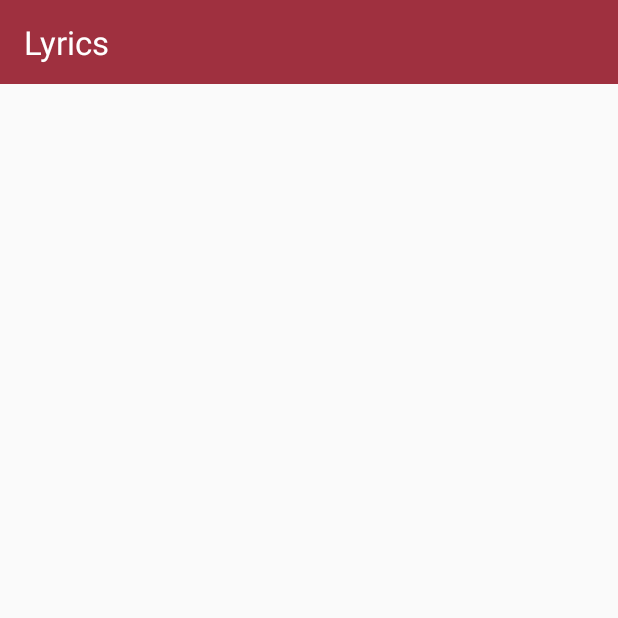
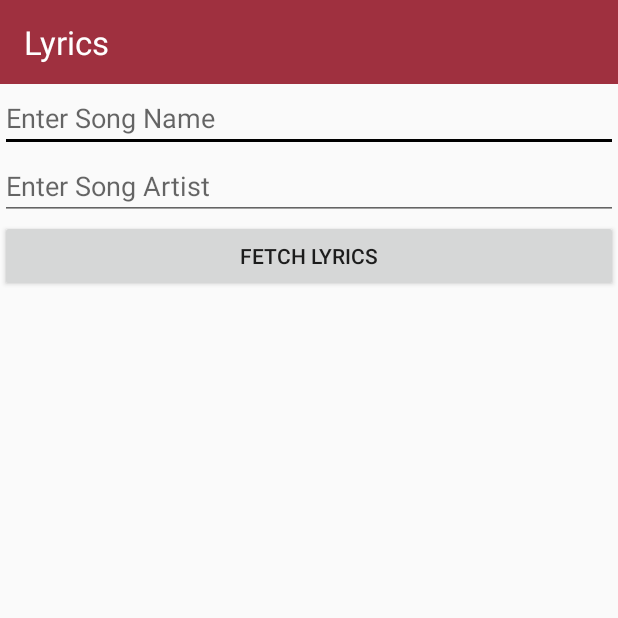
Before and after one commit to Ershany/Red-Crow, an Android app: the LyricsAppActivity screen opened directly, with no data from a screen before it, on a phone screen of 412 x 824 dp, the top half of it. Run offline under Robolectric (Android 15) with nearby library versions, the phone set to English and light mode, and no system bars.

Commit message:
Added logic and UI for the lyrics app. Also refactored SMS listener and started to setup for the encryption integration

```diff
--- a/app/BlitzSMS/app/src/main/java/io/github/ershany/blitzsms/LyricsAppActivity.java
+++ b/app/BlitzSMS/app/src/main/java/io/github/ershany/blitzsms/LyricsAppActivity.java
@@ -5,14 +5,94 @@ package io.github.ershany.blitzsms;
  */
 
 import android.app.Activity;
+import android.content.Context;
+import android.content.IntentFilter;
 import android.os.Bundle;
+import android.telephony.SmsManager;
+import android.util.Log;
+import android.view.View;
+import android.view.inputmethod.InputMethodManager;
+import android.widget.Button;
+import android.widget.EditText;
+import android.widget.TextView;
+
+import io.github.ershany.blitzsms.utils.OnSMS;
 
 public class LyricsAppActivity extends Activity {
+
+    private final SmsManager smsManager = SmsManager.getDefault();
+    private SmsListener listener;
 
     @Override
     protected void onCreate(Bundle savedInstanceState) {
         super.onCreate(savedInstanceState);
         setContentView(R.layout.lyrics_app_activity);
+
+        // SMS Received Listener
+        OnSMS handle = new OnSMS() {
+            public void onSMS(String message) {
+                // Message Format:
+                // Error Code / Type Byte / Message ID Byte
+                if (message.charAt(0) != '0') {
+                    Log.e("Error Code", Character.toString(message.charAt(0)));
+                    return;
+                }
+                if (message.charAt(1) != '3') {
+                    Log.e("Wrong AppType", Character.toString(message.charAt(1)));
+                    return;
+                }
+
+                // Parse the lyrics into the textview
+                Log.i("Lyrics Fetch", message);
+                String lyricsText = message.substring(3);
+
+                TextView lyricView = (TextView) findViewById(R.id.songLyricView);
+                lyricView.setText(lyricsText);
+            }
+        };
+        listener = SmsListener.getInstance(handle);
+        IntentFilter intentFilter = new IntentFilter("android.provider.Telephony.SMS_RECEIVED");
+        intentFilter.setPriority(999);
+        this.registerReceiver(listener, intentFilter);
+
+        // Button listener
+        final Button b = findViewById(R.id.lyricsButton);
+        b.setOnClickListener(new View.OnClickListener() {
+            public void onClick(View v) {
+                TextView lyricView = (TextView) findViewById(R.id.songLyricView);
+                EditText songName = (EditText) findViewById(R.id.nameText);
+                EditText songArtist = (EditText) findViewById(R.id.artistText);
+
+                // Hide the keyboard
+                InputMethodManager imm = (InputMethodManager) getApplicationContext().getSystemService(Context.INPUT_METHOD_SERVICE);
+                imm.hideSoftInputFromWindow(v.getWindowToken(), 0);
+
+                String songNameStr = songName.getText().toString().trim();
+                String songArtistStr = songArtist.getText().toString().trim();
+
+                // Ensure input was given
+                if (songNameStr.isEmpty() || songArtistStr.isEmpty()) {
+                    lyricView.setText("Please enter the song's name and artist");
+                    songName.setText("");
+                    songArtist.setText("");
+                    return;
+                }
+
+                // Build the message for the server
+                int messageId = 0;
+                String message = "E3" + messageId + songArtistStr + "/" + songNameStr;
+
+                // Later will want to change the last two parameters to a value so we can tell if the sms was sent and received. Thus we can update the frontend
+                smsManager.sendTextMessage(getResources().getString(R.string.server_phonenumber), null, message, null, null);
+                Log.i("Lyric Req", "Lyric Req Sent: " + message);
+
+                // Prepare the UI for a search
+                lyricView.setText("Loading");
+
+                // Display the lyric request
+                TextView songTitleView = (TextView) findViewById(R.id.songTitle);
+                songTitleView.setText(songArtistStr + ": " + songNameStr);
+            }
+        });
     }
-
 }
--- a/app/BlitzSMS/app/src/main/java/io/github/ershany/blitzsms/NewsAppActivity.java
+++ b/app/BlitzSMS/app/src/main/java/io/github/ershany/blitzsms/NewsAppActivity.java
@@ -33,7 +33,6 @@ public class NewsAppActivity extends Activity {
     protected void onCreate(Bundle savedInstanceState) {
         super.onCreate(savedInstanceState);
         setContentView(R.layout.news_app_activity);
-        listener = SmsListener.getInstance();
 
         // Store the pointers to all of the textviews
         textViews = new TextView[numSearches * numViewsPerSearch];
@@ -73,7 +72,7 @@ public class NewsAppActivity extends Activity {
                 Log.i("LoggingDate", Calendar.getInstance().getTime().toString());
             }
         };
-        listener.setSMSHandle(handle);
+        listener = SmsListener.getInstance(handle);
         IntentFilter intentFilter = new IntentFilter("android.provider.Telephony.SMS_RECEIVED");
         intentFilter.setPriority(999);
         this.registerReceiver(listener, intentFilter);
--- a/app/BlitzSMS/app/src/main/java/io/github/ershany/blitzsms/SearchAppActivity.java
+++ b/app/BlitzSMS/app/src/main/java/io/github/ershany/blitzsms/SearchAppActivity.java
@@ -36,7 +36,6 @@ public class SearchAppActivity extends Activity {
         super.onCreate(savedInstanceState);
         setContentView(R.layout.search_app_activity);
         loadingComplete = false;
-        listener = SmsListener.getInstance();
 
         // Store the pointers to all of the textviews
         textViews = new TextView[numSearches * numViewsPerSearch];
@@ -76,7 +75,7 @@ public class SearchAppActivity extends Activity {
                 loadingComplete = true;
             }
         };
-        listener.setSMSHandle(handle);
+        listener = SmsListener.getInstance(handle);
         IntentFilter intentFilter = new IntentFilter("android.provider.Telephony.SMS_RECEIVED");
         intentFilter.setPriority(999);
         this.registerReceiver(listener, intentFilter);
@@ -94,7 +93,7 @@ public class SearchAppActivity extends Activity {
                 imm.hideSoftInputFromWindow(v.getWindowToken(), 0);
 
                 // Send the SMS if the user entered a message
-                if(searchString == null || searchString.isEmpty()) return;
+                if(searchString.isEmpty()) return;
 
                 // Build the message for the server
                 int messageId = 0;
--- a/app/BlitzSMS/app/src/main/java/io/github/ershany/blitzsms/WebsiteAppActivity.java
+++ b/app/BlitzSMS/app/src/main/java/io/github/ershany/blitzsms/WebsiteAppActivity.java
@@ -29,7 +29,6 @@ public class WebsiteAppActivity extends Activity {
     protected void onCreate(Bundle savedInstanceState) {
         super.onCreate(savedInstanceState);
         setContentView(R.layout.website_app_activity);
-        listener = SmsListener.getInstance();
 
         // Button listener
         Button button = findViewById(R.id.websiteButton);
@@ -44,7 +43,7 @@ public class WebsiteAppActivity extends Activity {
                 imm.hideSoftInputFromWindow(v.getWindowToken(), 0);
 
                 // Send the SMS if the user entered a message
-                if(searchString == null || searchString.isEmpty()) return;
+                if(searchString.isEmpty()) return;
 
                 // Build the message for the server
                 int messageId = 0;
@@ -95,7 +94,7 @@ public class WebsiteAppActivity extends Activity {
                 updateWebsiteText(websiteText);
             }
         };
-        listener.setSMSHandle(handle);
+        listener = SmsListener.getInstance(handle);
         IntentFilter intentFilter = new IntentFilter("android.provider.Telephony.SMS_RECEIVED");
         intentFilter.setPriority(999);
         this.registerReceiver(listener, intentFilter);
--- a/app/BlitzSMS/app/src/main/res/layout/lyrics_app_activity.xml
+++ b/app/BlitzSMS/app/src/main/res/layout/lyrics_app_activity.xml
@@ -22,4 +22,51 @@
             android:textColor="@color/toolbarTextColor"/>
 
     </android.support.v7.widget.Toolbar>
+
+    <EditText
+        android:id="@+id/nameText"
+        android:layout_width="match_parent"
+        android:layout_height="wrap_content"
+        android:ems="10"
+        android:inputType="text"
+        android:hint="Enter Song Name" />
+
+    <EditText
+        android:id="@+id/artistText"
+        android:layout_width="match_parent"
+        android:layout_height="wrap_content"
+        android:ems="10"
+        android:inputType="text"
+        android:hint="Enter Song Artist" />
+
+    <Button
+        android:id="@+id/lyricsButton"
+        android:layout_width="match_parent"
+        android:layout_height="wrap_content"
+        android:text="Fetch Lyrics" />
+
+    <TextView
+        android:id="@+id/songTitle"
+        android:layout_width="match_parent"
+        android:layout_height="62dp"
+        android:gravity="center"
+        android:maxLines="1"
+        android:textColor="@color/colorPrimary"
+        android:autoSizeTextType="uniform"
+        android:textStyle="bold" />
+
+    <ScrollView
+        android:layout_width="fill_parent"
+        android:layout_height="wrap_content">
+        <TextView
+            android:id="@+id/songLyricView"
+            android:layout_width="match_parent"
+            android:layout_height="match_parent"
+            android:paddingBottom="15dp"
+            android:paddingEnd="5dp"
+            android:paddingLeft="5dp"
+            android:paddingRight="5dp"
+            android:paddingStart="5dp"
+            android:paddingTop="15dp" />
+    </ScrollView>
 </LinearLayout>
--- a/app/BlitzSMS/app/src/main/res/values/app_config.xml
+++ b/app/BlitzSMS/app/src/main/res/values/app_config.xml
@@ -1,5 +1,9 @@
 <?xml version="1.0" encoding="utf-8"?>
 <resources>
+    <!--    Server Settings -->
+    <bool name="encrypted">false</bool>
+
     <!--    Actual Server Number -->
-    <string name="server_phonenumber">6139099701</string>
+    <!--<string name="server_phonenumber">6139099701</string>-->
+    <string name="server_phonenumber">6136330139</string>
 </resources>
```
Also changed, not shown: app/BlitzSMS/app/src/main/java/io/github/ershany/blitzsms/SmsListener.java (+16 -6 lines), app/BlitzSMS/app/src/main/res/layout/tab1applications.xml (+13 -13 lines), app/BlitzSMS/app/src/main/res/drawable/maps_app_image.png, 1 other file.
